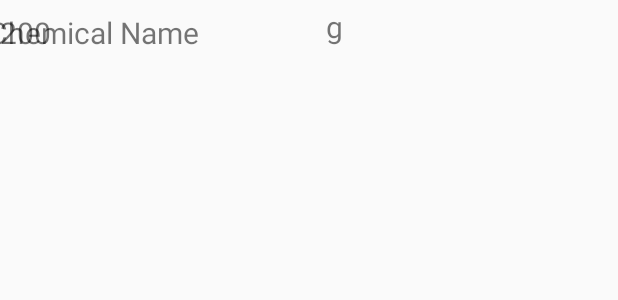
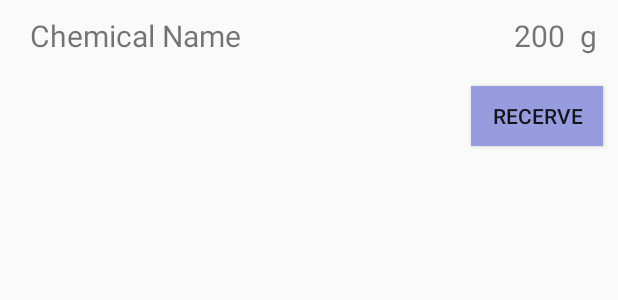
Before and after one commit to AmithLiyanage/School-Laboratory-App, an Android app: the layout chemical_item.xml on its own in the app's theme, with its tools: preview values and no code run, on a phone screen of 412 x 824 dp. Shown: the top 300 px of the screen. Run offline under Robolectric (Android 15) with nearby library versions, the phone set to English and light mode, and no system bars.

Commit message:
do somethings

```diff
--- a/app/src/main/res/layout/chemical_item.xml
+++ b/app/src/main/res/layout/chemical_item.xml
@@ -1,63 +1,78 @@
 <?xml version="1.0" encoding="utf-8"?>
-<androidx.constraintlayout.widget.ConstraintLayout xmlns:android="http://schemas.android.com/apk/res/android"
-    xmlns:app="http://schemas.android.com/apk/res-auto"
-    xmlns:tools="http://schemas.android.com/tools"
+<LinearLayout xmlns:android="http://schemas.android.com/apk/res/android"
+    android:orientation="vertical"
     android:layout_width="match_parent"
-    android:layout_height="match_parent">
+    android:layout_height="wrap_content"
+    android:layout_marginBottom="5dp">
+
+    <LinearLayout
+        android:orientation="horizontal"
+        android:layout_width="match_parent"
+        android:layout_height="wrap_content">
+
+        <LinearLayout
+            android:layout_width="308dp"
+            android:layout_height="wrap_content">
 
             <TextView
                 android:id="@+id/chemical_name"
-        android:layout_width="150dp"
+                android:layout_width="wrap_content"
                 android:layout_height="wrap_content"
-        android:layout_marginStart="8dp"
-        android:layout_marginTop="8dp"
-        android:layout_marginEnd="8dp"
-        android:layout_marginBottom="8dp"
+                android:layout_alignParentStart="true"
+                android:layout_marginStart="20dp"
+                android:layout_marginTop="10dp"
+                android:layout_marginEnd="100dp"
+                android:layout_marginBottom="10dp"
                 android:text="Chemical Name"
-        android:textSize="20dp"
-        app:layout_constraintBottom_toBottomOf="@+id/chemical_avaliable"
-        app:layout_constraintEnd_toStartOf="@+id/chemical_avaliable"
-        app:layout_constraintHorizontal_bias="0.101"
-        app:layout_constraintStart_toStartOf="parent"
-        app:layout_constraintTop_toTopOf="parent"
-        app:layout_constraintVertical_bias="0.0" />
+                android:textSize="20dp" />
+
+        </LinearLayout>
+
+        <LinearLayout
+            android:layout_width="100dp"
+            android:layout_height="wrap_content"
+            android:gravity="right"
+            android:layout_marginRight="10dp">
 
             <TextView
                 android:id="@+id/chemical_avaliable"
                 android:layout_width="wrap_content"
                 android:layout_height="wrap_content"
-        android:layout_marginTop="8dp"
-        android:layout_toEndOf="@+id/chemical_name"
+                android:layout_marginTop="10dp"
+                android:layout_marginRight="10dp"
+                android:layout_marginBottom="10dp"
+                android:layout_toStartOf="@+id/chemical_measurement"
                 android:text="200"
-        android:textSize="20dp"
-        app:layout_constraintTop_toTopOf="parent"
-        tools:layout_editor_absoluteX="344dp" />
+                android:textSize="20dp" />
 
             <TextView
                 android:id="@+id/chemical_measurement"
                 android:layout_width="wrap_content"
                 android:layout_height="wrap_content"
-        android:layout_marginStart="8dp"
-        android:layout_marginTop="8dp"
-        android:layout_marginEnd="8dp"
-        android:layout_marginBottom="8dp"
-        android:layout_toEndOf="@+id/chemical_avaliable"
+                android:layout_marginTop="10dp"
+                android:layout_marginEnd="10dp"
                 android:text="g"
-        android:textSize="20dp"
-        app:layout_constraintBottom_toBottomOf="@+id/chemical_avaliable"
-        app:layout_constraintEnd_toEndOf="parent"
-        app:layout_constraintStart_toEndOf="@+id/chemical_avaliable"
-        app:layout_constraintTop_toTopOf="parent" />
+                android:textSize="20dp" />
 
-    <!--<TextView-->
-        <!--android:id="@+id/availability"-->
-        <!--android:layout_width="250dp"-->
-        <!--android:layout_height="wrap_content"-->
-        <!--android:layout_below="@+id/chemical_name"-->
-        <!--android:layout_marginLeft="20dp"-->
-        <!--android:layout_marginBottom="20dp"-->
-        <!--android:layout_toTopOf="@+id/chemical_available"-->
-        <!--android:text="avaliable"-->
-        <!--android:textSize="15dp" />-->
+        </LinearLayout>
 
-</androidx.constraintlayout.widget.ConstraintLayout>
+    </LinearLayout>
+
+    <LinearLayout
+        android:layout_width="match_parent"
+        android:layout_height="wrap_content"
+        android:gravity="right">
+
+        <Button
+            android:layout_width="wrap_content"
+            android:layout_height="40dp"
+            android:layout_marginTop="10dp"
+            android:layout_marginEnd="10dp"
+            android:layout_marginBottom="10dp"
+            android:background="@color/colorLightBlue"
+            android:text="Recerve" />
+
+    </LinearLayout>
+
+
+</LinearLayout>
```
Lines whose indentation alone changed are shown as unchanged.
